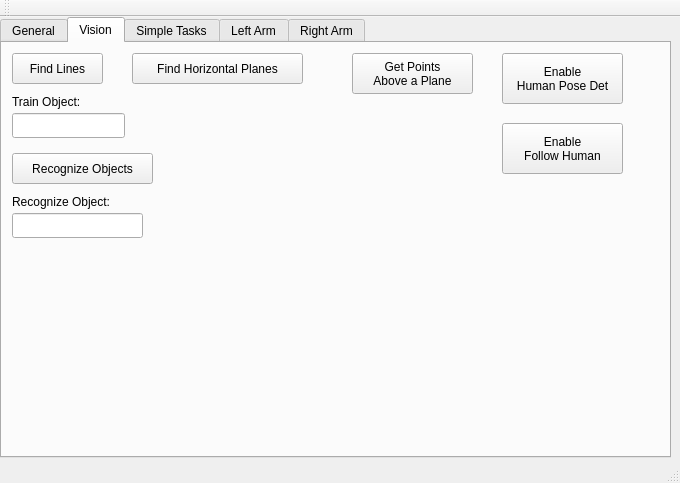
The window that catkin_ws/src/hri/justina/justina_gui/src/MainWindow.ui (RobotJustina/Juskeshino) describes before a commit, drawn with Qt 5.
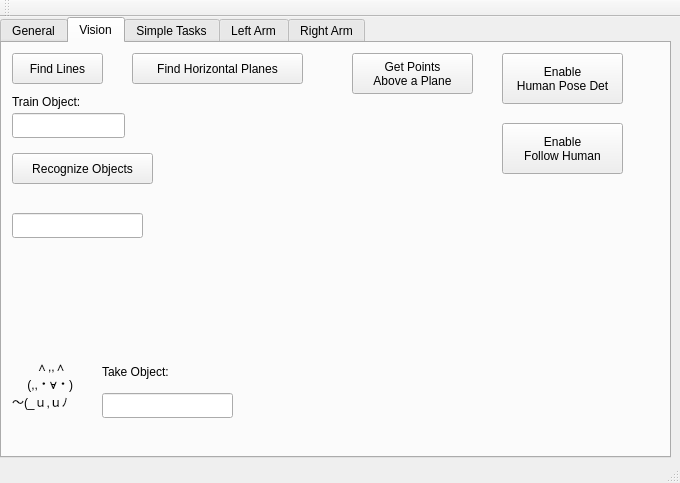
The same window after the commit. The open tabs and pages were chosen to show the change.

Commit message: Added button to take objects in GUI Justina

```diff
--- a/catkin_ws/src/hri/justina/justina_gui/src/MainWindow.ui
+++ b/catkin_ws/src/hri/justina/justina_gui/src/MainWindow.ui
@@ -1153,19 +1153,6 @@
        <string>Recognize Objects</string>
       </property>
      </widget>
-     <widget class="QLabel" name="label_13">
-      <property name="geometry">
-       <rect>
-        <x>10</x>
-        <y>150</y>
-        <width>131</width>
-        <height>17</height>
-       </rect>
-      </property>
-      <property name="text">
-       <string>Recognize Object:</string>
-      </property>
-     </widget>
      <widget class="QLineEdit" name="visTxtRecognizeObject">
       <property name="geometry">
        <rect>
@@ -1231,6 +1218,44 @@
 Follow Human</string>
       </property>
      </widget>
+     <widget class="QLineEdit" name="visTxtTakeObject">
+      <property name="geometry">
+       <rect>
+        <x>100</x>
+        <y>350</y>
+        <width>131</width>
+        <height>25</height>
+       </rect>
+      </property>
+     </widget>
+     <widget class="QLabel" name="label_9">
+      <property name="geometry">
+       <rect>
+        <x>10</x>
+        <y>290</y>
+        <width>121</width>
+        <height>101</height>
+       </rect>
+      </property>
+      <property name="text">
+       <string>　　∧,,∧ 
+　 (,,・∀・) 
+～(_ｕ,ｕﾉ</string>
+      </property>
+     </widget>
+     <widget class="QLabel" name="label_10">
+      <property name="geometry">
+       <rect>
+        <x>100</x>
+        <y>320</y>
+        <width>101</width>
+        <height>17</height>
+       </rect>
+      </property>
+      <property name="text">
+       <string>Take Object:</string>
+      </property>
+     </widget>
     </widget>
     <widget class="QWidget" name="tabSimpleTasks">
      <attribute name="title">
```
Left out of the diff: 2 changed lines with no effect on the pictures. The commit also changes 10 other files.
